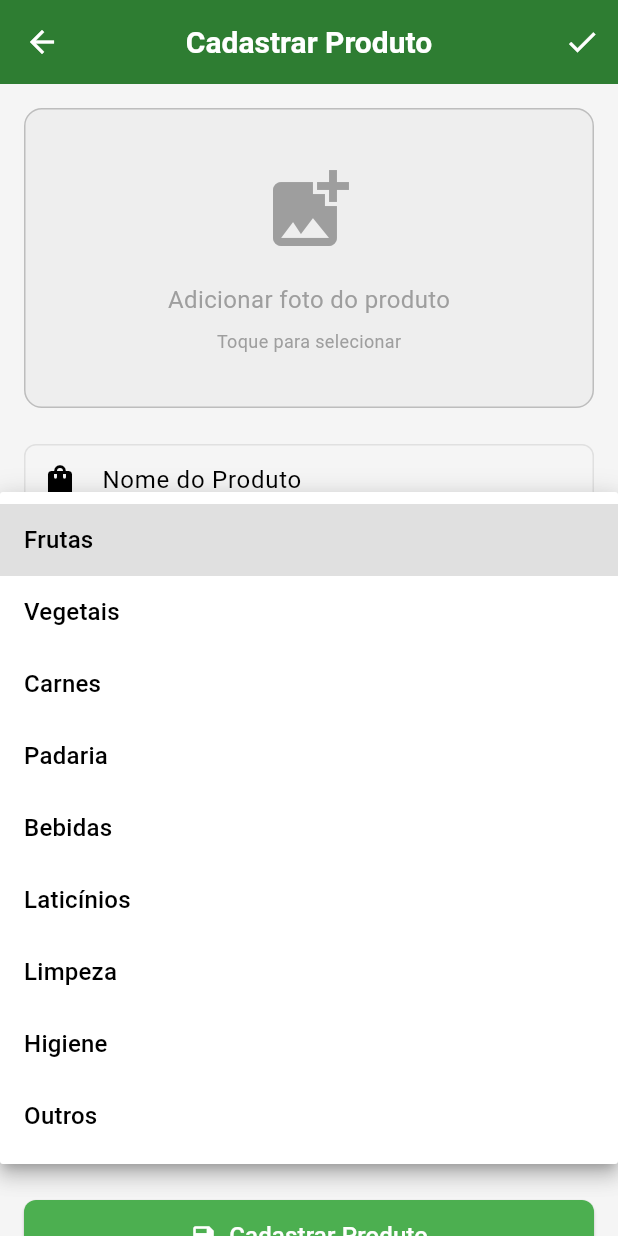
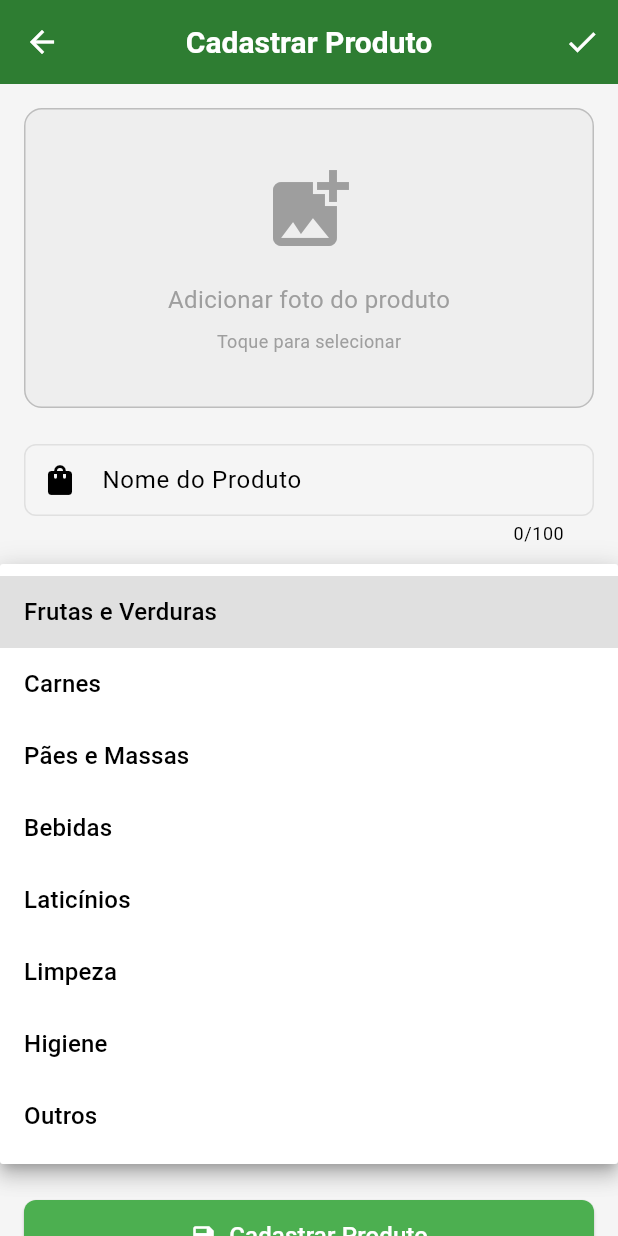
Before and after one commit to allandennis30/compra_pronta, a Flutter app: the VendorProductFormPage screen opened by its route, after a tap on "Selecione uma categoria", on a phone screen of 412 x 824 dp. Run offline on Flutter 3.47's test engine with Material 3 defaults, Android fonts, the phone set to English and light mode, and no system bars; our stand-ins replace get, get_storage, hive_flutter, image_picker; missing offline and left inert: mobile_scanner; accounts and stored records are empty.

Commit message:
refactor(vendor): update product categories and add product repository
- Consolidate similar product categories into broader groups
- Add VendedorProductRepository to repository factory and bindings

```diff
--- a/lib/core/bindings/vendedor_binding.dart
+++ b/lib/core/bindings/vendedor_binding.dart
@@ -6,6 +6,7 @@
 // 3. Atualizar as referências de classe nos bindings
 
 import 'package:get/get.dart';
+import '../../modules/auth/repositories/auth_repository.dart';
 import '../../modules/vendedor/controllers/vendor_product_list_controller.dart';
 import '../../modules/vendedor/controllers/vendor_product_form_controller.dart';
 import '../../modules/vendedor/controllers/vendor_order_list_controller.dart';
@@ -13,7 +14,7 @@ import '../../modules/vendedor/controllers/vendor_order_detail_controller.dart';
 import '../../modules/vendedor/controllers/vendor_scan_controller.dart';
 import '../../modules/vendedor/controllers/vendor_metrics_controller.dart';
 import '../../modules/vendedor/repositories/vendor_metrics_repository.dart';
-import '../../modules/auth/repositories/auth_repository.dart';
+import '../../modules/vendedor/repositories/vendedor_product_repository.dart';
 import '../repositories/repository_factory.dart';
 
 class VendedorBinding extends Bindings {
@@ -24,6 +25,8 @@ class VendedorBinding extends Bindings {
     // TODO: Renomear para VendedorMetricsRepository após renomear os arquivos
     Get.lazyPut<VendorMetricsRepository>(
         () => RepositoryFactory.createVendorMetricsRepository());
+    Get.lazyPut<VendedorProductRepository>(
+        () => RepositoryFactory.createVendedorProductRepository());
 
     // Controllers
     // TODO: Renomear para VendedorProductListController após renomear os arquivos
--- a/lib/modules/vendedor/controllers/vendor_product_form_controller.dart
+++ b/lib/modules/vendedor/controllers/vendor_product_form_controller.dart
@@ -27,10 +27,9 @@ class VendorProductFormController extends GetxController {
 
   final ImagePicker _picker = ImagePicker();
   final categories = [
-    'Frutas',
-    'Vegetais',
+    'Frutas e Verduras',
     'Carnes',
-    'Padaria',
+    'Pães e Massas',
     'Bebidas',
     'Laticínios',
     'Limpeza',
```
Also changed, not shown: lib/core/repositories/repository_factory.dart (+10 -0 lines).
